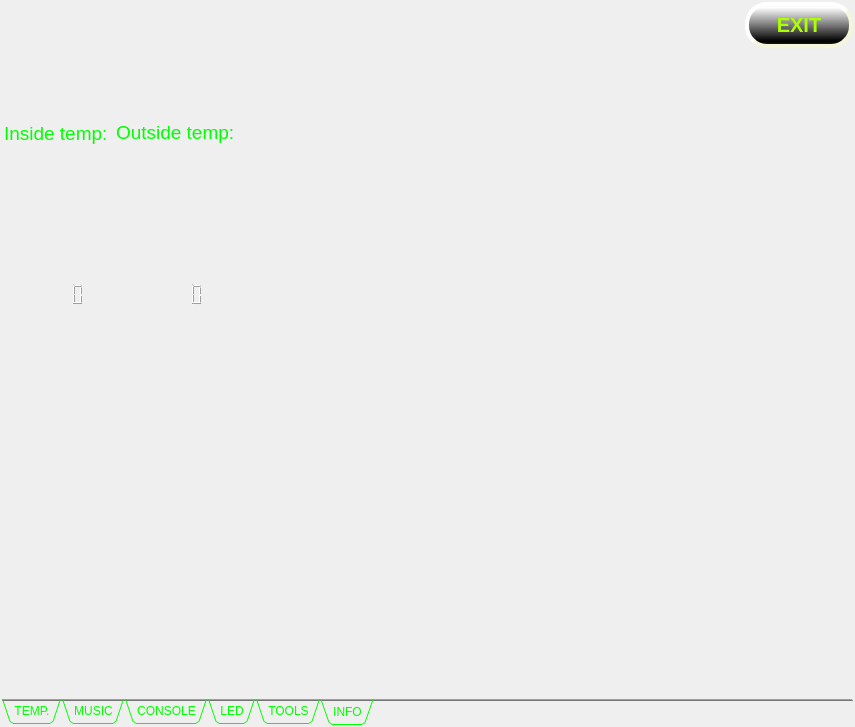
Old version of the form iDom_Client/idom_client.ui in the repository cyniu88/QT_kurs.
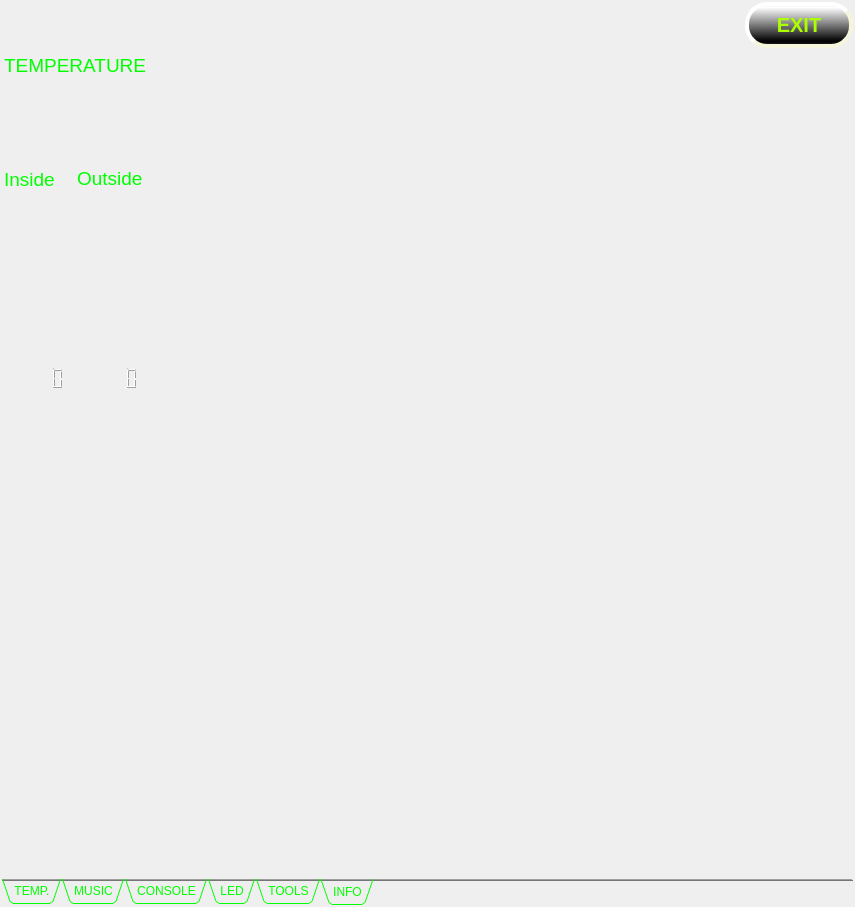
New version of the form. Icons and pictures are not drawn.

Commit message: zmiany w wysetlaniu termometrow

Diff of the .ui file:
```diff
--- a/iDom_Client/idom_client.ui
+++ b/iDom_Client/idom_client.ui
@@ -7,7 +7,7 @@
     <x>0</x>
     <y>0</y>
     <width>855</width>
-    <height>727</height>
+    <height>907</height>
    </rect>
   </property>
   <property name="minimumSize">
@@ -2199,92 +2199,7 @@
         <string>INFO</string>
        </attribute>
        <layout class="QGridLayout" name="gridLayout_13">
-        <item row="0" column="0" colspan="2">
-         <layout class="QGridLayout" name="gridLayout_termometerIN">
-          <property name="sizeConstraint">
-           <enum>QLayout::SetNoConstraint</enum>
-          </property>
-          <item row="1" column="0" colspan="2" alignment="Qt::AlignHCenter|Qt::AlignVCenter">
-           <widget class="QLCDNumber" name="InsideLCD_2">
-            <property name="font">
-             <font>
-              <pointsize>14</pointsize>
-             </font>
-            </property>
-            <property name="layoutDirection">
-             <enum>Qt::RightToLeft</enum>
-            </property>
-            <property name="styleSheet">
-             <string notr="true">color: rgb(0, 255, 0);</string>
-            </property>
-            <property name="frameShape">
-             <enum>QFrame::NoFrame</enum>
-            </property>
-            <property name="digitCount">
-             <number>5</number>
-            </property>
-           </widget>
-          </item>
-          <item row="0" column="0">
-           <widget class="QLabel" name="label_2">
-            <property name="sizePolicy">
-             <sizepolicy hsizetype="Fixed" vsizetype="Preferred">
-              <horstretch>0</horstretch>
-              <verstretch>0</verstretch>
-             </sizepolicy>
-            </property>
-            <property name="maximumSize">
-             <size>
-              <width>107</width>
-              <height>16777215</height>
-             </size>
-            </property>
-            <property name="font">
-             <font>
-              <pointsize>14</pointsize>
-             </font>
-            </property>
-            <property name="styleSheet">
-             <string notr="true">color: rgb(0, 255, 0);
-background-color: rgba(0, 0, 0, 0);</string>
-            </property>
-            <property name="text">
-             <string>Inside temp:</string>
-            </property>
-           </widget>
-          </item>
-          <item row="2" column="0">
-           <layout class="QVBoxLayout" name="werIN"/>
-          </item>
-         </layout>
-        </item>
-        <item row="1" column="1">
-         <widget class="QWidget" name="widget" native="true">
-          <property name="minimumSize">
-           <size>
-            <width>0</width>
-            <height>302</height>
-           </size>
-          </property>
-         </widget>
-        </item>
-        <item row="0" column="5" colspan="2">
-         <spacer name="horizontalSpacer_3">
-          <property name="orientation">
-           <enum>Qt::Horizontal</enum>
-          </property>
-          <property name="sizeType">
-           <enum>QSizePolicy::MinimumExpanding</enum>
-          </property>
-          <property name="sizeHint" stdset="0">
-           <size>
-            <width>40</width>
-            <height>20</height>
-           </size>
-          </property>
-         </spacer>
-        </item>
-        <item row="0" column="3" colspan="2">
+        <item row="1" column="3" colspan="2">
          <layout class="QGridLayout" name="gridLayout_termometerOUT">
           <property name="sizeConstraint">
            <enum>QLayout::SetNoConstraint</enum>
@@ -2341,7 +2256,7 @@
 background-color: rgba(0, 0, 0, 0);</string>
             </property>
             <property name="text">
-             <string>Outside temp:</string>
+             <string>Outside</string>
             </property>
             <property name="textFormat">
              <enum>Qt::RichText</enum>
@@ -2353,7 +2268,7 @@
           </item>
          </layout>
         </item>
-        <item row="1" column="0">
+        <item row="2" column="0">
          <spacer name="verticalSpacer">
           <property name="orientation">
            <enum>Qt::Vertical</enum>
@@ -2369,7 +2284,7 @@
           </property>
          </spacer>
         </item>
-        <item row="0" column="7">
+        <item row="1" column="5">
          <spacer name="horizontalSpacer_2">
           <property name="orientation">
            <enum>Qt::Horizontal</enum>
@@ -2382,6 +2297,93 @@
           </property>
          </spacer>
         </item>
+        <item row="2" column="1">
+         <widget class="QWidget" name="widget" native="true">
+          <property name="minimumSize">
+           <size>
+            <width>0</width>
+            <height>302</height>
+           </size>
+          </property>
+         </widget>
+        </item>
+        <item row="0" column="0" colspan="5">
+         <widget class="QLabel" name="label_3">
+          <property name="sizePolicy">
+           <sizepolicy hsizetype="Preferred" vsizetype="Fixed">
+            <horstretch>0</horstretch>
+            <verstretch>0</verstretch>
+           </sizepolicy>
+          </property>
+          <property name="font">
+           <font>
+            <pointsize>14</pointsize>
+           </font>
+          </property>
+          <property name="text">
+           <string>TEMPERATURE</string>
+          </property>
+         </widget>
+        </item>
+        <item row="1" column="0" colspan="3">
+         <layout class="QGridLayout" name="gridLayout_termometerIN">
+          <property name="sizeConstraint">
+           <enum>QLayout::SetNoConstraint</enum>
+          </property>
+          <item row="1" column="0" colspan="2" alignment="Qt::AlignHCenter|Qt::AlignVCenter">
+           <widget class="QLCDNumber" name="InsideLCD_2">
+            <property name="font">
+             <font>
+              <pointsize>14</pointsize>
+             </font>
+            </property>
+            <property name="layoutDirection">
+             <enum>Qt::RightToLeft</enum>
+            </property>
+            <property name="styleSheet">
+             <string notr="true">color: rgb(0, 255, 0);</string>
+            </property>
+            <property name="frameShape">
+             <enum>QFrame::NoFrame</enum>
+            </property>
+            <property name="digitCount">
+             <number>5</number>
+            </property>
+           </widget>
+          </item>
+          <item row="0" column="0">
+           <widget class="QLabel" name="label_2">
+            <property name="sizePolicy">
+             <sizepolicy hsizetype="Fixed" vsizetype="Preferred">
+              <horstretch>0</horstretch>
+              <verstretch>0</verstretch>
+             </sizepolicy>
+            </property>
+            <property name="maximumSize">
+             <size>
+              <width>107</width>
+              <height>16777215</height>
+             </size>
+            </property>
+            <property name="font">
+             <font>
+              <pointsize>14</pointsize>
+             </font>
+            </property>
+            <property name="styleSheet">
+             <string notr="true">color: rgb(0, 255, 0);
+background-color: rgba(0, 0, 0, 0);</string>
+            </property>
+            <property name="text">
+             <string>Inside </string>
+            </property>
+           </widget>
+          </item>
+          <item row="2" column="0">
+           <layout class="QVBoxLayout" name="werIN"/>
+          </item>
+         </layout>
+        </item>
        </layout>
       </widget>
      </widget>
```
Left out of the diff: 4 changed lines with no effect on the pictures. The commit also changes 1 other file.
